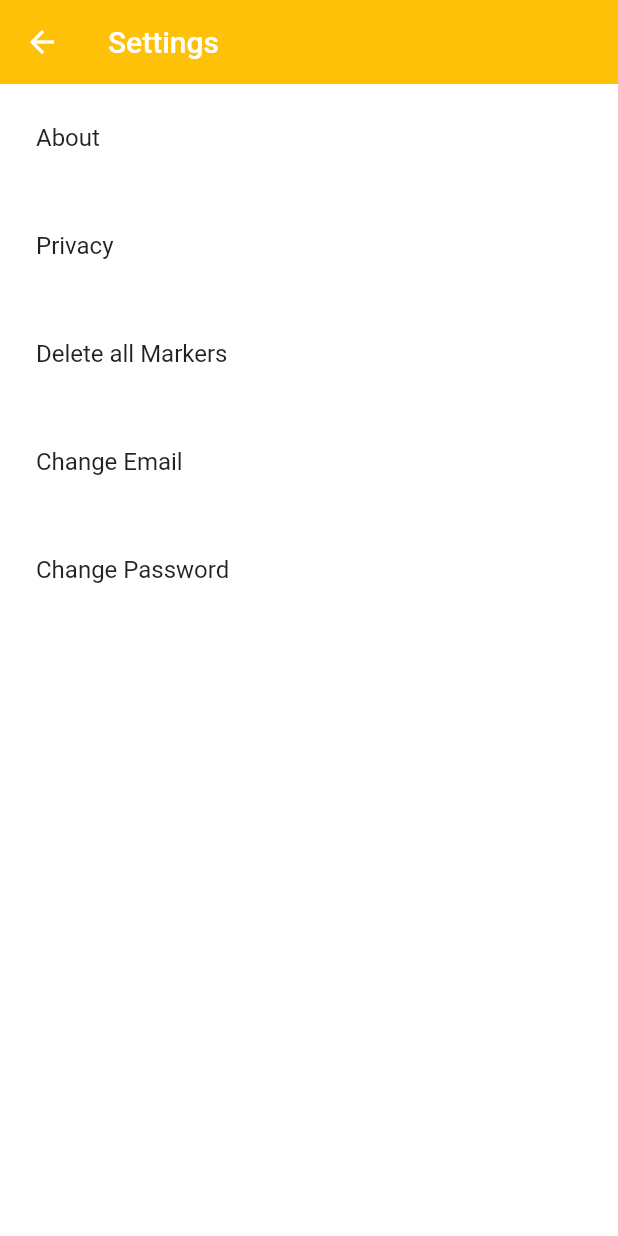
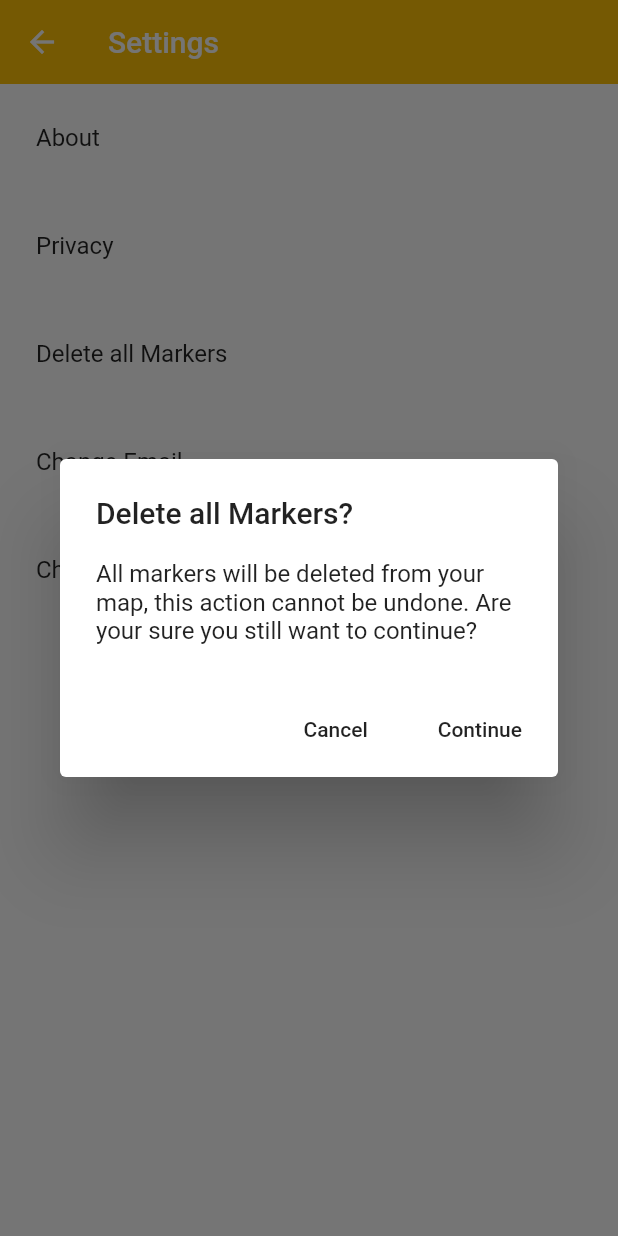
Before and after one commit to joeltanig77/Spots-App, a Flutter app: the SettingsPage screen opened directly, after a tap on "Delete all Markers", on a phone screen of 412 x 824 dp. Run offline on Flutter 3.47's test engine with Material 2 defaults, Android fonts, the phone set to English and light mode, and no system bars; our stand-ins replace cloud_firestore, firebase_auth, firebase_storage, geolocator, google_maps_flutter, image_picker and 1 more; missing offline and left inert: loading_animations; accounts and stored records are empty; network calls fail.

```diff
--- a/lib/screens/profile/settings/settings.dart
+++ b/lib/screens/profile/settings/settings.dart
@@ -1,5 +1,6 @@
 import 'package:flutter/material.dart';
 import 'package:spots_app/const/sharedStyles.dart';
+import 'package:spots_app/main.dart';
 import 'package:spots_app/screens/home/home.dart';
 import 'package:spots_app/services/markerDatabase.dart';
 import 'package:spots_app/screens/profile/settings/about.dart';
@@ -42,6 +43,10 @@ class _SettingsPageState extends State<SettingsPage> {
             title: Text("About"),
             onTap: () {
               print("About button pressed");
+              showAboutDialog(
+                context: context,
+                applicationVersion: '1.0.0',
+              );
             },
           ),
         ),
@@ -64,7 +69,7 @@ class _SettingsPageState extends State<SettingsPage> {
                 title: Text("Delete all Markers"),
                 onTap: () {
                   print("Delete all marker markers pressed");
-                  _markerDatabase.deleteAllData(thisUID);
+                  showAlertNoti(context);
                 },
               ),
             ),
@@ -87,6 +92,7 @@ class _SettingsPageState extends State<SettingsPage> {
                 title: Text("Change Password"),
                 onTap: () {
                   print("Change Password button pressed");
+
                 },
               ),
             ),
@@ -96,6 +102,38 @@ class _SettingsPageState extends State<SettingsPage> {
     );
   }
 
+  showAlertNoti(BuildContext context) {
+      Widget cancelButton = FlatButton(
+        child: Text('Cancel'),
+        onPressed: () {
+            Navigator.of(context).pop();
+        }
+      );
+      Widget continueButton = FlatButton(
+        child: Text('Continue'),
+        onPressed: (){
+          _markerDatabase.deleteAllData(thisUID);
+          Navigator.of(context).pop();
+        },
+      );
+      AlertDialog alertDialog = AlertDialog(
+        title: Text(
+          'Delete all Markers?'
+        ),
+        content: Text('All markers will be deleted from your map, this action cannot be undone. '
+            'Are your sure you still want to continue?'),
+        actions: [
+          cancelButton,
+          continueButton,
+        ],
+      );
+      showDialog(
+        context: context,
+        builder: (BuildContext context) {
+          return alertDialog;
+        }
+      );
 
+  }
 
 }
```
Also changed, not shown: lib/screens/authenticate/forgotPassword.dart (added, +103 -0 lines), lib/screens/authenticate/signIn.dart (+17 -0 lines), lib/screens/profile/profile.dart (+0 -17 lines), lib/services/auth.dart (+8 -15 lines), pubspec.lock.
